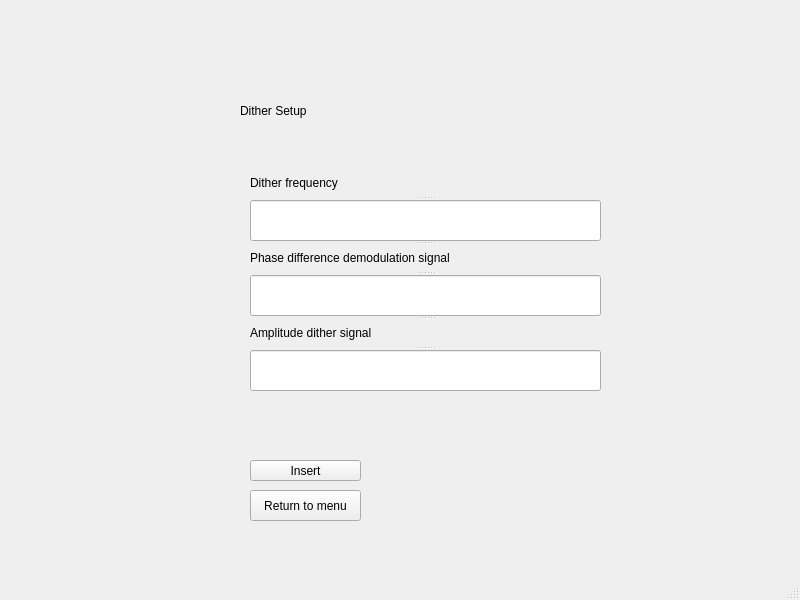
First picture: the form in Dither_screen.ui, repository Marius-Graml/Michelson_Interferometer, before the edit.
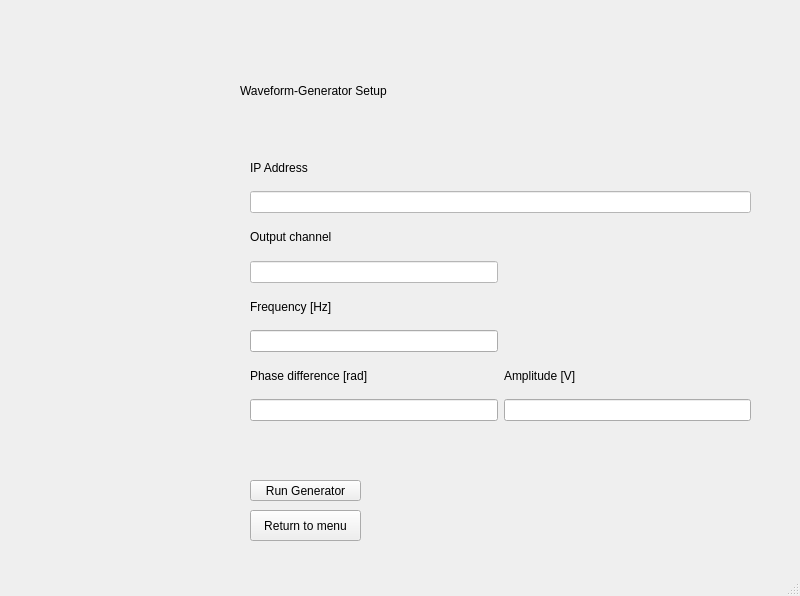
Second picture: the form after the edit.

Commit message: PZT controller and Waveform Generator added, UI does not work probably yet

Diff of the .ui file:
```diff
--- a/Dither_screen.ui
+++ b/Dither_screen.ui
@@ -7,7 +7,7 @@
     <x>0</x>
     <y>0</y>
     <width>800</width>
-    <height>600</height>
+    <height>596</height>
    </rect>
   </property>
   <property name="windowTitle">
@@ -18,8 +18,8 @@
     <property name="geometry">
      <rect>
       <x>240</x>
-      <y>60</y>
-      <width>301</width>
+      <y>40</y>
+      <width>421</width>
       <height>101</height>
      </rect>
     </property>
@@ -28,14 +28,14 @@
 color: rgb(0, 0, 0);</string>
     </property>
     <property name="text">
-     <string>Dither Setup</string>
+     <string>Waveform-Generator Setup</string>
     </property>
    </widget>
    <widget class="QLabel" name="status_label">
     <property name="geometry">
      <rect>
       <x>250</x>
-      <y>410</y>
+      <y>440</y>
       <width>331</width>
       <height>21</height>
      </rect>
@@ -51,7 +51,7 @@
     <property name="geometry">
      <rect>
       <x>250</x>
-      <y>490</y>
+      <y>510</y>
       <width>111</width>
       <height>31</height>
      </rect>
@@ -64,7 +64,7 @@
     <property name="geometry">
      <rect>
       <x>250</x>
-      <y>460</y>
+      <y>480</y>
       <width>111</width>
       <height>21</height>
      </rect>
@@ -73,48 +73,99 @@
      <string notr="true"/>
     </property>
     <property name="text">
-     <string>Insert</string>
+     <string>Run Generator</string>
     </property>
    </widget>
-   <widget class="QSplitter" name="splitter">
+   <widget class="QWidget" name="">
     <property name="geometry">
      <rect>
       <x>250</x>
-      <y>170</y>
-      <width>351</width>
-      <height>221</height>
+      <y>150</y>
+      <width>501</width>
+      <height>271</height>
      </rect>
     </property>
-    <property name="orientation">
-     <enum>Qt::Vertical</enum>
-    </property>
+    <layout class="QGridLayout" name="gridLayout">
+     <item row="0" column="0">
+      <widget class="QLabel" name="label_2">
+       <property name="styleSheet">
+        <string notr="true">font: 12pt &quot;MS Shell Dlg 2&quot;;</string>
+       </property>
+       <property name="text">
+        <string>IP Address</string>
+       </property>
+      </widget>
+     </item>
+     <item row="1" column="0" colspan="2">
+      <widget class="QLineEdit" name="ip_ch_line">
+       <property name="styleSheet">
+        <string notr="true">background-color: rgb(255, 255, 255);</string>
+       </property>
+       <property name="text">
+        <string/>
+       </property>
+      </widget>
+     </item>
+     <item row="2" column="0">
+      <widget class="QLabel" name="label_4">
+       <property name="styleSheet">
+        <string notr="true">font: 12pt &quot;MS Shell Dlg 2&quot;;</string>
+       </property>
+       <property name="text">
+        <string>Output channel</string>
+       </property>
+      </widget>
+     </item>
+     <item row="3" column="0">
+      <widget class="QLineEdit" name="out_ch_line">
+       <property name="styleSheet">
+        <string notr="true">background-color: rgb(255, 255, 255);</string>
+       </property>
+       <property name="text">
+        <string/>
+       </property>
+      </widget>
+     </item>
+     <item row="4" column="0">
     <widget class="QLabel" name="label_5">
      <property name="styleSheet">
       <string notr="true">font: 12pt &quot;MS Shell Dlg 2&quot;;</string>
      </property>
      <property name="text">
-      <string>Dither frequency</string>
-     </property>
-    </widget>
+        <string>Frequency [Hz]</string>
+       </property>
+      </widget>
+     </item>
+     <item row="5" column="0">
     <widget class="QLineEdit" name="dith_freq_line"/>
+     </item>
+     <item row="6" column="0">
     <widget class="QLabel" name="label_6">
      <property name="styleSheet">
       <string notr="true">font: 12pt &quot;MS Shell Dlg 2&quot;;</string>
      </property>
      <property name="text">
-      <string>Phase difference demodulation signal</string>
-     </property>
-    </widget>
-    <widget class="QLineEdit" name="phase_diff_line"/>
+        <string>Phase difference [rad]</string>
+       </property>
+      </widget>
+     </item>
+     <item row="6" column="1">
     <widget class="QLabel" name="label_7">
      <property name="styleSheet">
       <string notr="true">font: 12pt &quot;MS Shell Dlg 2&quot;;</string>
      </property>
      <property name="text">
-      <string>Amplitude dither signal</string>
-     </property>
-    </widget>
+        <string>Amplitude [V]</string>
+       </property>
+      </widget>
+     </item>
+     <item row="7" column="0">
+      <widget class="QLineEdit" name="phase_diff_line"/>
+     </item>
+     <item row="7" column="1">
     <widget class="QLineEdit" name="amp_dith_line"/>
+     </item>
+    </layout>
    </widget>
   </widget>
   <widget class="QMenuBar" name="menubar">
```
Left out of the diff: 2 changed lines with no effect on the pictures. Lines whose indentation alone changed are shown as unchanged. The commit also changes 22 other files.
